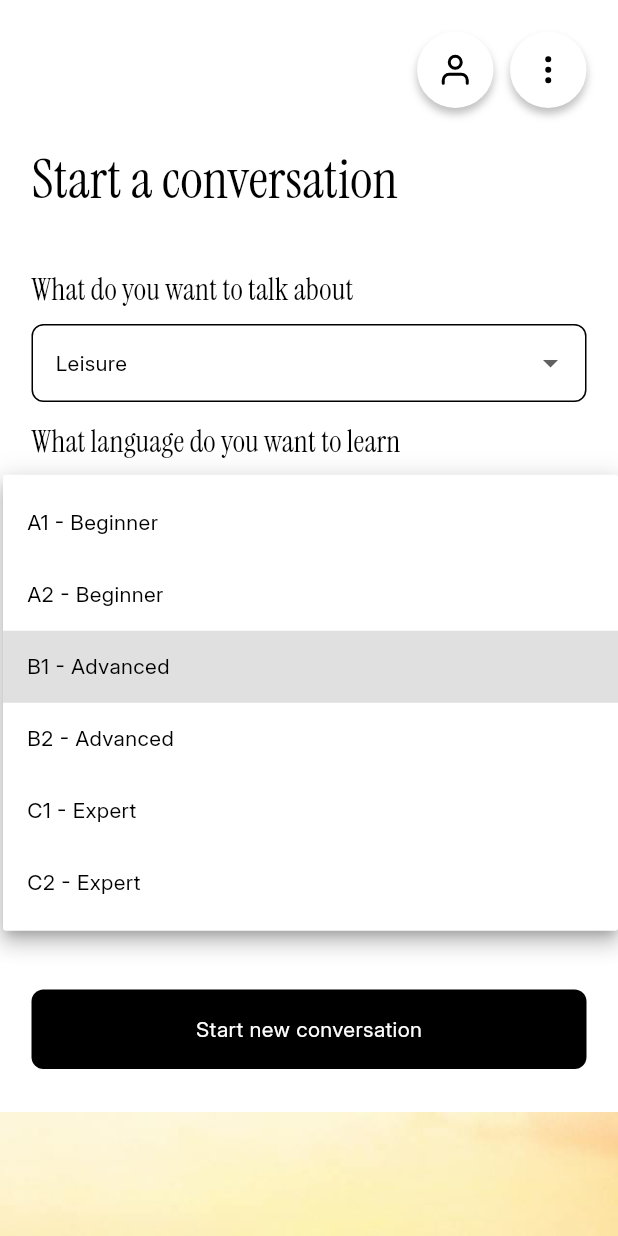
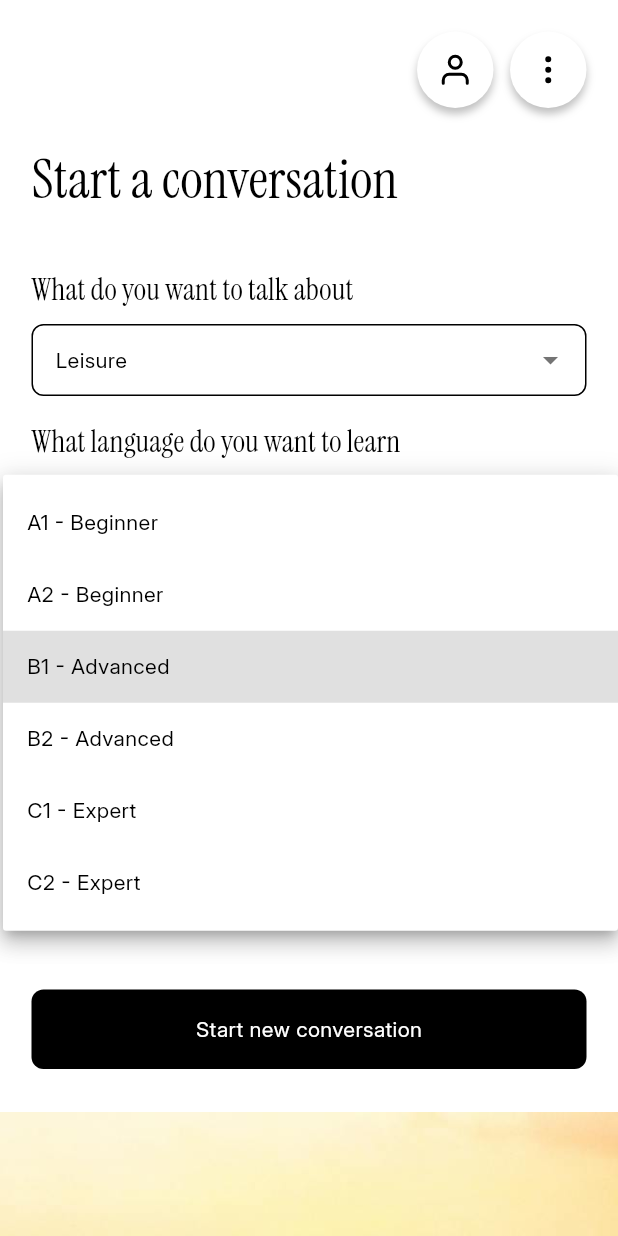
Before and after one commit to pascal-iding/tandem_ai, a Flutter app: the screen it shows after launch, after a tap on "B1 - Advanced", on a phone screen of 412 x 824 dp. Run offline on Flutter 3.47's test engine with Material 3 defaults, Android fonts, the phone set to English and light mode, and no system bars; our stand-ins replace bloc, flutter_bloc, flutter_secure_storage, flutter_svg, go_router.

Commit message:
Add searchable dropdown

```diff
--- a/lib/features/chat/presentation/widgets/chat_settings/chat_settings_options.dart
+++ b/lib/features/chat/presentation/widgets/chat_settings/chat_settings_options.dart
@@ -6,6 +6,7 @@ import 'package:tandem_ai/features/chat/data/models/chat_list.dart';
 import 'package:tandem_ai/l10n/app_localizations.dart';
 
 import 'package:tandem_ai/shared/widgets/form_elements/dropdowns/default_dropdown.dart';
+import 'package:tandem_ai/shared/widgets/form_elements/dropdowns/searchable_dropdown/searchable_dropdown.dart';
 import '../active_chat_list/active_chat_list.dart';
 import '../../../logic/cubit/chat_settings_cubit.dart';
 import '../../../logic/cubit/chat_list_cubit.dart';
@@ -34,7 +35,7 @@ class ChatSettingsOptions extends StatelessWidget {
                   },
                 ),
                 const SizedBox(height: 11),
-                DefaultDropdown(
+                SearchableDropdown(
                   title: AppLocalizations.of(context)!.topicSelection,
                   hint: chatSettings.topic.getName(context),
                   dropdownItems: Topic.getTopicList(context),
--- /dev/null
+++ b/lib/shared/widgets/form_elements/dropdowns/searchable_dropdown/searchable_dropdown.dart
@@ -0,0 +1,262 @@
+import 'package:flutter/material.dart';
+import 'dropdown_overlay.dart';
+
+class SearchableDropdown extends StatefulWidget {
+  final List<String> dropdownItems;
+  final String title;
+  final String hint;
+  final String? value;
+  final ValueChanged<String?>? onChanged;
+
+  const SearchableDropdown({
+    super.key,
+    required this.dropdownItems,
+    required this.title,
+    required this.hint,
+    this.value,
+    this.onChanged,
+  });
+
+  @override
+  State<SearchableDropdown> createState() => _SearchableDropdownState();
+}
+
+class _SearchableDropdownState extends State<SearchableDropdown> {
+  final TextEditingController _searchController = TextEditingController();
+  final FocusNode _focusNode = FocusNode();
+  List<String> _filteredItems = [];
+  bool _isExpanded = false;
+  OverlayEntry? _overlayEntry;
+
+  @override
+  void initState() {
+    super.initState();
+    _filteredItems = widget.dropdownItems;
+    _searchController.addListener(_onSearchChanged);
+    _focusNode.addListener(_onFocusChanged);
+
+    // Set initial text to current value
+    if (widget.value != null) {
+      _searchController.text = widget.value!;
+    }
+  }
+
+  @override
+  void didUpdateWidget(SearchableDropdown oldWidget) {
+    super.didUpdateWidget(oldWidget);
+
+    // Update text field if value changed from parent
+    if (widget.value != oldWidget.value) {
+      if (widget.value != null) {
+        _searchController.text = widget.value!;
+      } else {
+        _searchController.text = '';
+      }
+    }
+
+    // Update filtered items if dropdown items changed
+    if (widget.dropdownItems != oldWidget.dropdownItems) {
+      _filteredItems = widget.dropdownItems
+          .where((item) =>
+              item.toLowerCase().contains(_searchController.text.toLowerCase()))
+          .toList();
+      _updateOverlay();
+    }
+  }
+
+  @override
+  void dispose() {
+    _searchController.removeListener(_onSearchChanged);
+    _focusNode.removeListener(_onFocusChanged);
+    _searchController.dispose();
+    _focusNode.dispose();
+    _removeOverlay();
+    super.dispose();
+  }
+
+  void _onSearchChanged() {
+    setState(() {
+      if (_searchController.text.isEmpty) {
+        _filteredItems = widget.dropdownItems; // Show all when empty
+      } else {
+        _filteredItems = widget.dropdownItems
+            .where((item) =>
+                item.toLowerCase().contains(_searchController.text.toLowerCase()))
+            .toList();
+      }
+    });
+    _updateOverlay();
+  }
+
+  void _onFocusChanged() {
+    if (_focusNode.hasFocus) {
+      _searchController.clear(); // Clear text when opening
+      _filteredItems = widget.dropdownItems; // Show all items initially
+      _showOverlay();
+    } else {
+      _hideOverlay();
+      _validateAndResetText();
+    }
+  }
+
+  void _validateAndResetText() {
+    // If the current text is not a valid option, reset to the current value or clear
+    if (!widget.dropdownItems.contains(_searchController.text)) {
+      if (widget.value != null && widget.dropdownItems.contains(widget.value!)) {
+        _searchController.text = widget.value!;
+      } else {
+        _searchController.text = '';
+      }
+    }
+  }
+
+  void _showOverlay() {
+    if (_overlayEntry != null) return;
+
+    setState(() {
+      _isExpanded = true;
+    });
+
+    _overlayEntry = _createOverlayEntry();
+    Overlay.of(context).insert(_overlayEntry!);
+  }
+
+  void _hideOverlay() {
+    _removeOverlay();
+    setState(() {
+      _isExpanded = false;
+    });
+  }
+
+  void _removeOverlay() {
+    _overlayEntry?.remove();
+    _overlayEntry = null;
+  }
+
+  void _updateOverlay() {
+    if (_overlayEntry != null) {
+      _overlayEntry!.markNeedsBuild();
+    }
+  }
+
+  OverlayEntry _createOverlayEntry() {
+    RenderBox renderBox = context.findRenderObject() as RenderBox;
+    Size size = renderBox.size;
+    Offset offset = renderBox.localToGlobal(Offset.zero);
+
+    return OverlayEntry(
+      builder: (context) => GestureDetector(
+        onTap: () => _focusNode.unfocus(),
+        child: Container(
+          width: MediaQuery.of(context).size.width,
+          height: MediaQuery.of(context).size.height,
+          color: Colors.transparent,
+          child: Stack(
+            children: [
+              Positioned(
+                left: offset.dx,
+                top: offset.dy + size.height,
+                width: size.width,
+                child: GestureDetector(
+                  onTap: () {
+                    // Prevent closing when tapping on the dropdown itself
+                  },
+                  child: DropdownOverlay(
+                    filteredItems: _filteredItems,
+                    selectedValue: widget.value,
+                    onItemSelected: _selectItem,
+                    onOutsideTap: () => _focusNode.unfocus(),
+                  ),
+                ),
+              ),
+            ],
+          ),
+        ),
+      ),
+    );
+  }
+
+  void _selectItem(String item) {
+    _searchController.text = item;
+    widget.onChanged?.call(item);
+    _focusNode.unfocus();
+  }
+
+  @override
+  Widget build(BuildContext context) {
+    return Column(
+      crossAxisAlignment: CrossAxisAlignment.start,
+      children: [
+        Text(widget.title, style: Theme.of(context).textTheme.labelLarge),
+        const SizedBox(height: 8),
+        SizedBox(
+          width: double.infinity,
+          height: 53,
+          child: TextFormField(
+            controller: _searchController,
+            focusNode: _focusNode,
+            style: Theme.of(context).textTheme.bodyMedium,
+            decoration: InputDecoration(
+              contentPadding: const EdgeInsets.symmetric(
+                horizontal: 12,
+                vertical: 14,
+              ),
+              border: OutlineInputBorder(
+                borderRadius: BorderRadius.circular(8),
+                borderSide: BorderSide(
+                  color: Theme.of(context).colorScheme.onSurface,
+                  width: 1,
+                ),
+              ),
+              enabledBorder: OutlineInputBorder(
+                borderRadius: BorderRadius.circular(8),
+                borderSide: BorderSide(
+                  color: Theme.of(context).colorScheme.onSurface,
+                  width: 1,
+                ),
+              ),
+              focusedBorder: OutlineInputBorder(
+                borderRadius: BorderRadius.circular(8),
+                borderSide: BorderSide(
+                  color: Theme.of(context).colorScheme.onSurface,
+                  width: 1,
+                ),
+              ),
+              errorBorder: OutlineInputBorder(
+                borderRadius: BorderRadius.circular(8),
+                borderSide: BorderSide(
+                  color: Theme.of(context).colorScheme.error,
+                  width: 1,
+                ),
+              ),
+              focusedErrorBorder: OutlineInputBorder(
+                borderRadius: BorderRadius.circular(8),
+                borderSide: BorderSide(
+                  color: Theme.of(context).colorScheme.error,
+                  width: 2,
+                ),
+              ),
+              hintText: widget.value ?? widget.hint,
+              hintStyle: Theme.of(context).textTheme.bodyMedium?.copyWith(
+                color: Theme.of(context).colorScheme.onSurfaceVariant,
+              ),
+              suffixIcon: GestureDetector(
+                onTap: () {
+                  if (_isExpanded) {
+                    _focusNode.unfocus();
+                  } else {
+                    _focusNode.requestFocus();
+                  }
+                },
+                child: Icon(
+                  Icons.arrow_drop_down,
+                  color: Theme.of(context).colorScheme.onSurfaceVariant,
+                ),
+              ),
+            ),
+          ),
+        ),
+      ],
+    );
+  }
+}
```
Also changed, not shown: lib/shared/widgets/form_elements/dropdowns/searchable_dropdown/dropdown_overlay.dart (added, +77 -0 lines).
